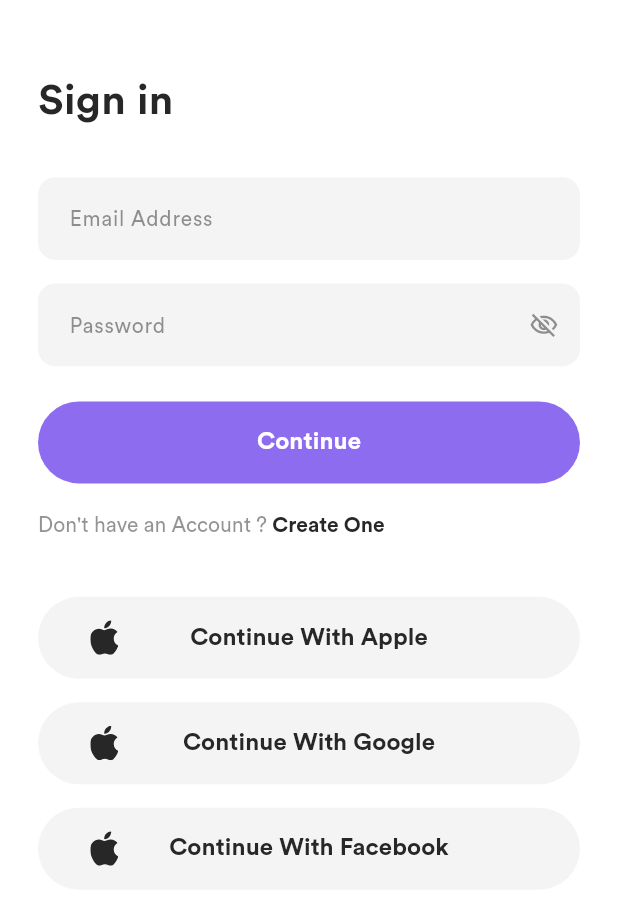
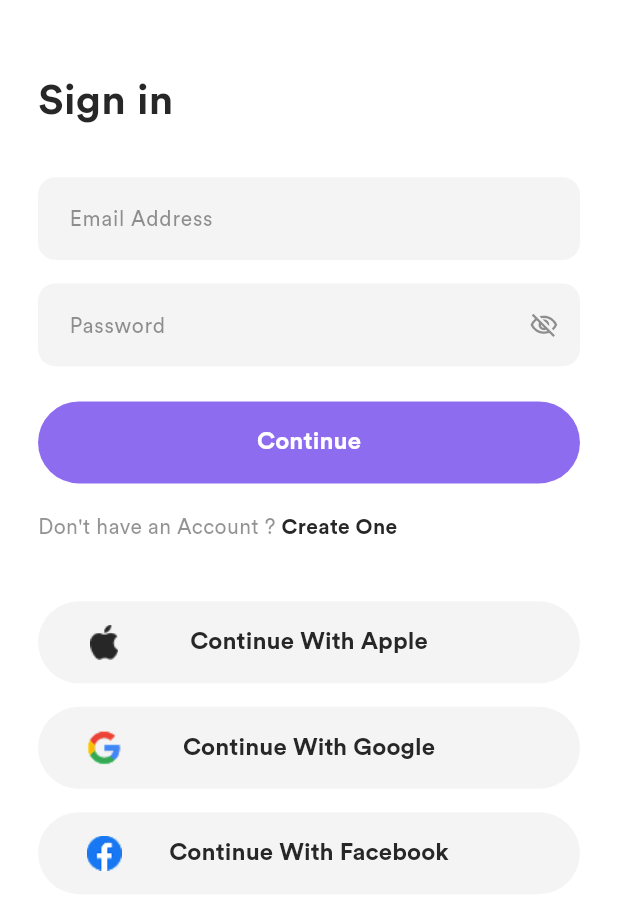
Before and after one commit to longcikeyyy/Ecommerce-Mobile-App, a Flutter app: the screen it shows after launch, on a phone screen of 412 x 824 dp. Shown: the top 910 px of the screen. Run offline on Flutter 3.47's test engine with Material 3 defaults, Android fonts, the light colour scheme and no system bars; our stand-ins replace cloud_firestore, firebase_auth, firebase_core, firebase_messaging, firebase_remote_config, flutter_bloc and 9 more; accounts and stored records are empty.

Commit message:
Feature: Implement Sign up screen

```diff
--- a/lib/router/app_router.dart
+++ b/lib/router/app_router.dart
@@ -1,10 +1,11 @@
 import 'package:ecommerce_mobile_app/router/route_name.dart';
 import 'package:ecommerce_mobile_app/screens/sign_in/sign_in_screen.dart';
+import 'package:ecommerce_mobile_app/screens/sign_up/sign_up_screen.dart';
 import 'package:ecommerce_mobile_app/screens/splash/splash_screen.dart';
 import 'package:go_router/go_router.dart';
 
 final GoRouter router = GoRouter(
-  initialLocation: RouteName.splashRoute,
+  initialLocation: RouteName.splash,
   routes: [
     GoRoute(
       path: RouteName.splash,
@@ -16,5 +17,10 @@ final GoRouter router = GoRouter(
       name: RouteName.signInRoute,
       builder: (context, state) => const SignInScreen(),
     ),
+    GoRoute(
+      path: RouteName.signUp,
+      name: RouteName.signUpRoute,
+      builder: (context, state) => const SignUpScreen(),
+    ),
   ],
 );
--- a/lib/router/route_name.dart
+++ b/lib/router/route_name.dart
@@ -2,8 +2,10 @@ class RouteName {
   /// Define path names for the app
   static const String splash = '/splash';
   static const String signIn = '/sign-in';
+  static const String signUp = '/sign-up';
 
   /// Define route names for the app
-  static const String splashRoute = '/splash';
-  static const String signInRoute = '/sign-in';
+  static const String splashRoute = 'splash';
+  static const String signInRoute = 'signIn';
+  static const String signUpRoute = 'signUp';
 }
--- a/lib/screens/sign_in/sign_in_screen.dart
+++ b/lib/screens/sign_in/sign_in_screen.dart
@@ -1,4 +1,5 @@
 import 'package:ecommerce_mobile_app/core/assets_gen/assets.gen.dart';
+import 'package:ecommerce_mobile_app/router/route_name.dart';
 import 'package:ecommerce_mobile_app/screens/sign_in/widgets/social_button.dart';
 import 'package:ecommerce_mobile_app/shared/app_button.dart';
 import 'package:ecommerce_mobile_app/shared/app_text_field.dart';
@@ -6,6 +7,7 @@ import 'package:ecommerce_mobile_app/theme/app_colors.dart';
 import 'package:ecommerce_mobile_app/theme/app_typography.dart';
 import 'package:flutter/material.dart';
 import 'package:flutter_screenutil/flutter_screenutil.dart';
+import 'package:go_router/go_router.dart';
 
 class SignInScreen extends StatefulWidget {
   const SignInScreen({super.key});
@@ -64,36 +66,36 @@ class _SignInScreenState extends State<SignInScreen> {
               SizedBox(height: 24.h),
               AppButton(text: 'Continue', onPressed: () {}),
               SizedBox(height: 20.h),
-              RichText(
-                text: TextSpan(
-                  style: AppTypography.bodyText2,
-                  children: [
-                    const TextSpan(text: "Don't have an Account ? "),
-                    TextSpan(
-                      text: 'Create One',
+              Row(
+                children: [
+                  Text("Don't have an Account ? ", style: AppTypography.bodyText2),
+                  GestureDetector(
+                    onTap: () => context.pushNamed(RouteName.signUpRoute),
+                    child: Text(
+                      'Create One',
                       style: AppTypography.bodyText2.copyWith(
                         color: AppColors.darkGrey,
                         fontWeight: FontWeight.bold,
                       ),
                     ),
-                  ],
-                ),
+                  ),
+                ],
               ),
               SizedBox(height: 40.h),
               SocialButton(
-                icon: Assets.icons.icApple.svg(width: 24.r, height: 24.r),
+                icon: Assets.icons.icApple.image(width: 24.r, height: 24.r),
                 label: 'Continue With Apple',
                 onPressed: () {},
               ),
               SizedBox(height: 16.h),
               SocialButton(
-                icon: Assets.icons.icApple.svg(width: 24.r, height: 24.r),
+                icon: Assets.icons.icGoogle.image(width: 24.r, height: 24.r),
                 label: 'Continue With Google',
                 onPressed: () {},
               ),
               SizedBox(height: 16.h),
               SocialButton(
-                icon: Assets.icons.icApple.svg(width: 24.r, height: 24.r),
+                icon: Assets.icons.icFacebook.image(width: 24.r, height: 24.r),
                 label: 'Continue With Facebook',
                 onPressed: () {},
               ),
```
Also changed, not shown: lib/core/assets_gen/assets.gen.dart (+9 -85 lines), lib/screens/sign_up/sign_up_screen.dart (added, +106 -0 lines), assets/icons/ic_apple.png (added), assets/icons/ic_apple.svg (deleted), assets/icons/ic_facebook.png (added), assets/icons/ic_facebook.svg (deleted), assets/icons/ic_google.png (added), assets/icons/ic_google.svg (deleted), 1 other file.
